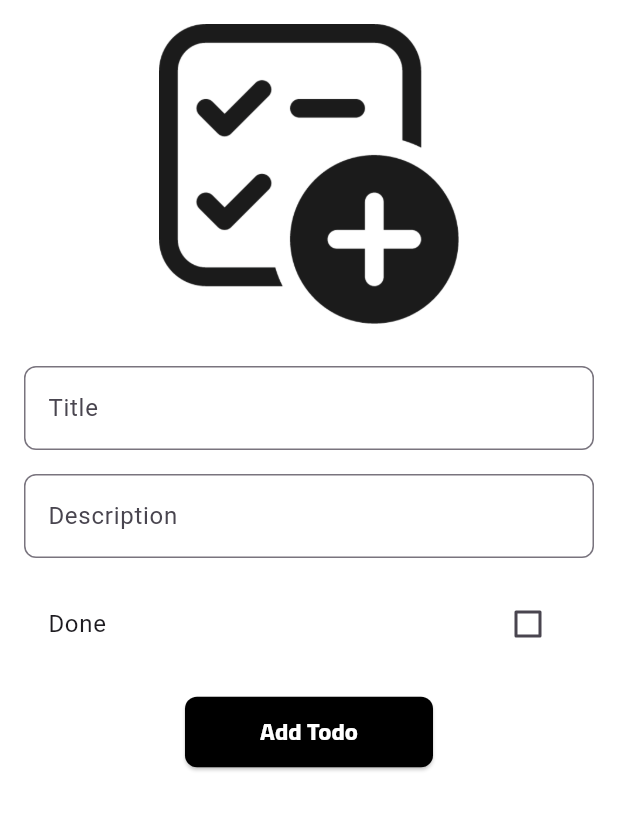
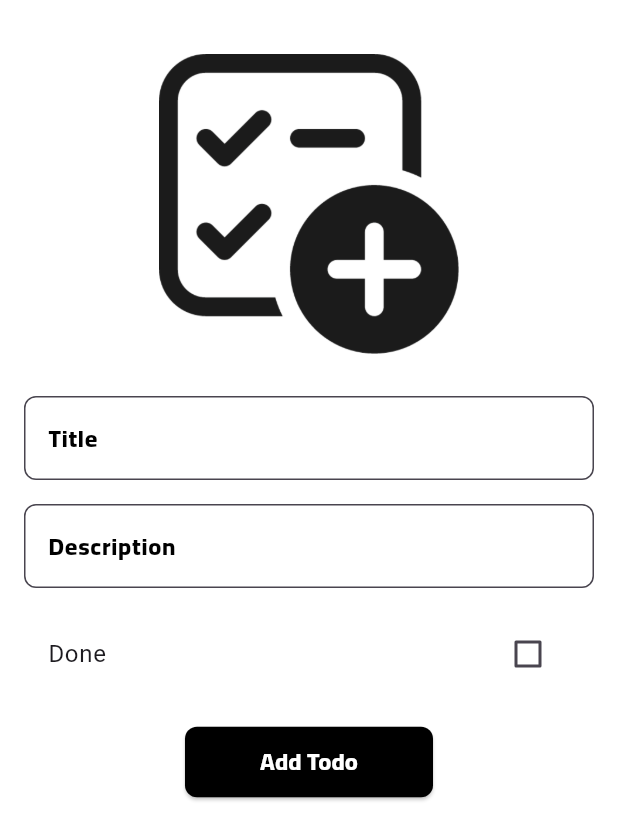
Before and after one commit to e7gx/fullstack-app, a Flutter app: the AddTodoScreen screen opened directly, on a phone screen of 412 x 824 dp. Shown: the top 840 px of the screen. Run offline on Flutter 3.47's test engine with Material 3 defaults, Android fonts, the light colour scheme and no system bars; our stand-ins replace introduction_screen, lottie, shared_preferences, skeletonizer; accounts and stored records are empty; Roboto replaces fonts that are missing (Cairo).

Commit message:
update the ui ✅

```diff
--- a/mobile/todoapp/lib/main.dart
+++ b/mobile/todoapp/lib/main.dart
@@ -17,7 +17,7 @@
         brightness: Brightness.light,
         scaffoldBackgroundColor: Colors.white,
         primaryColor: Colors.black,
-        splashColor: Color(0x69494444),
+        splashColor: const Color(0x69494444),
         cardColor: Colors.white,
         canvasColor: Colors.white,
         fontFamily: 'Cairo', // Apply the custom font family here
--- a/mobile/todoapp/lib/screens/add_todo.dart
+++ b/mobile/todoapp/lib/screens/add_todo.dart
@@ -41,11 +41,11 @@
         padding: const EdgeInsets.all(16.0),
         child: SingleChildScrollView(
           child: Column(
-            crossAxisAlignment: CrossAxisAlignment.start,
+            crossAxisAlignment: CrossAxisAlignment.center,
             mainAxisAlignment: MainAxisAlignment.center,
             children: [
               Padding(
-                padding: const EdgeInsets.only(bottom: 28.0),
+                padding: const EdgeInsets.only(bottom: 28.0, top: 20),
                 child: Image.asset(
                   'assets/images/task.png',
                   height: 200,
@@ -59,7 +59,21 @@
                   crossAxisAlignment: CrossAxisAlignment.center,
                   children: <Widget>[
                     TextFormField(
-                      decoration: const InputDecoration(labelText: 'Title'),
+                      decoration: const InputDecoration(
+                        labelText: 'Title',
+                        labelStyle: TextStyle(
+                            color: Colors.black,
+                            fontFamily: 'Cario',
+                            fontWeight: FontWeight.bold),
+                        filled: true,
+                        fillColor: Colors.white,
+                        focusColor: Colors.black,
+                        focusedBorder: OutlineInputBorder(
+                          borderSide: BorderSide(
+                            color: Colors.black,
+                          ),
+                        ),
+                      ),
                       validator: (value) {
                         if (value == null || value.isEmpty) {
                           return 'Please enter a title';
@@ -72,8 +86,22 @@
                     ),
                     const SizedBox(height: 16),
                     TextFormField(
-                      decoration:
-                          const InputDecoration(labelText: 'Description'),
+                      decoration: const InputDecoration(
+                        labelText: 'Description',
+                        labelStyle: TextStyle(
+                          color: Colors.black,
+                          fontFamily: 'Cario',
+                          fontWeight: FontWeight.bold,
+                        ),
+                        filled: true,
+                        fillColor: Colors.white,
+                        focusColor: Colors.black,
+                        focusedBorder: OutlineInputBorder(
+                          borderSide: BorderSide(
+                            color: Colors.black,
+                          ),
+                        ),
+                      ),
                       validator: (value) {
                         if (value == null || value.isEmpty) {
                           return 'Please enter a description';
--- a/mobile/todoapp/lib/screens/profile.dart
+++ b/mobile/todoapp/lib/screens/profile.dart
@@ -1,3 +1,5 @@
+// ignore_for_file: library_private_types_in_public_api
+
 import 'package:flutter/material.dart';
 import 'package:todoapp/services/shared_preferences_service.dart';
 
--- a/mobile/todoapp/pubspec.yaml
+++ b/mobile/todoapp/pubspec.yaml
@@ -29,6 +29,7 @@
   google_nav_bar: ^5.0.6
   introduction_screen: ^3.1.14
   shared_preferences: ^2.3.1
+  skeletonizer: ^1.4.2
 
 dev_dependencies:
   flutter_test:
```
Also changed, not shown: mobile/todoapp/lib/auth/login.dart (+89 -12 lines), mobile/todoapp/lib/screens/home_screen.dart (+114 -61 lines), mobile/todoapp/pubspec.lock, 3 other files.
